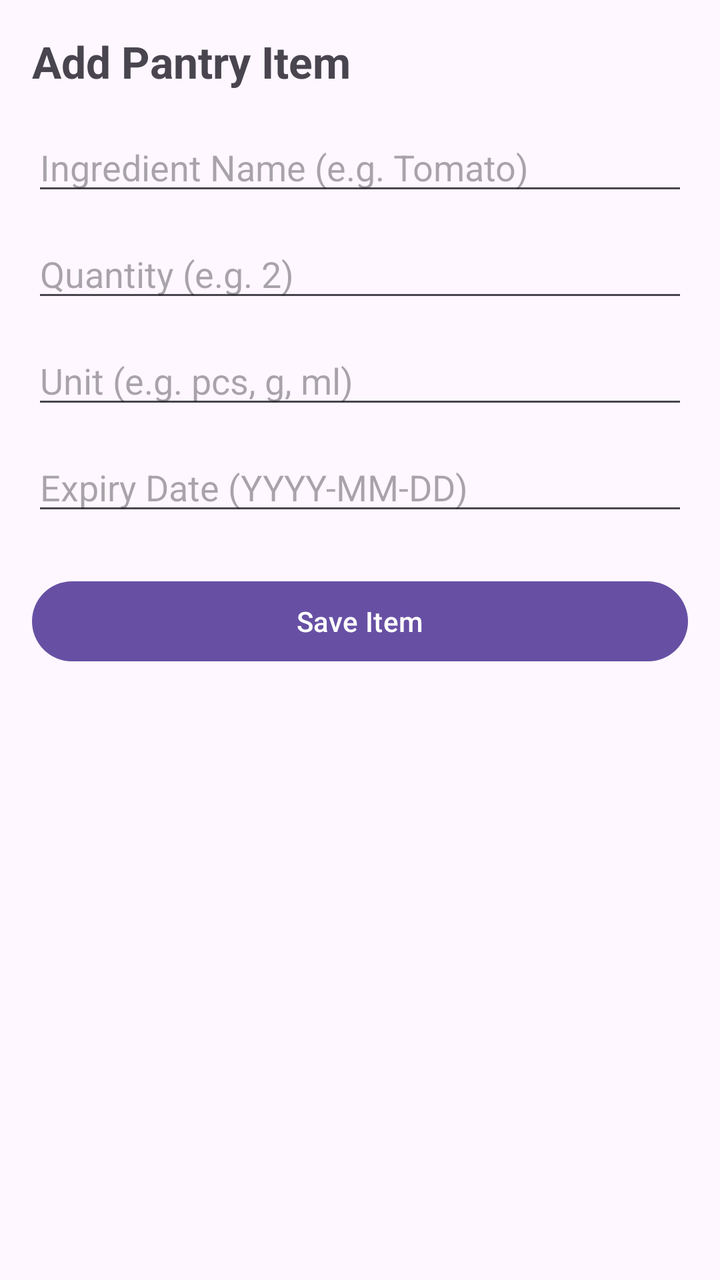
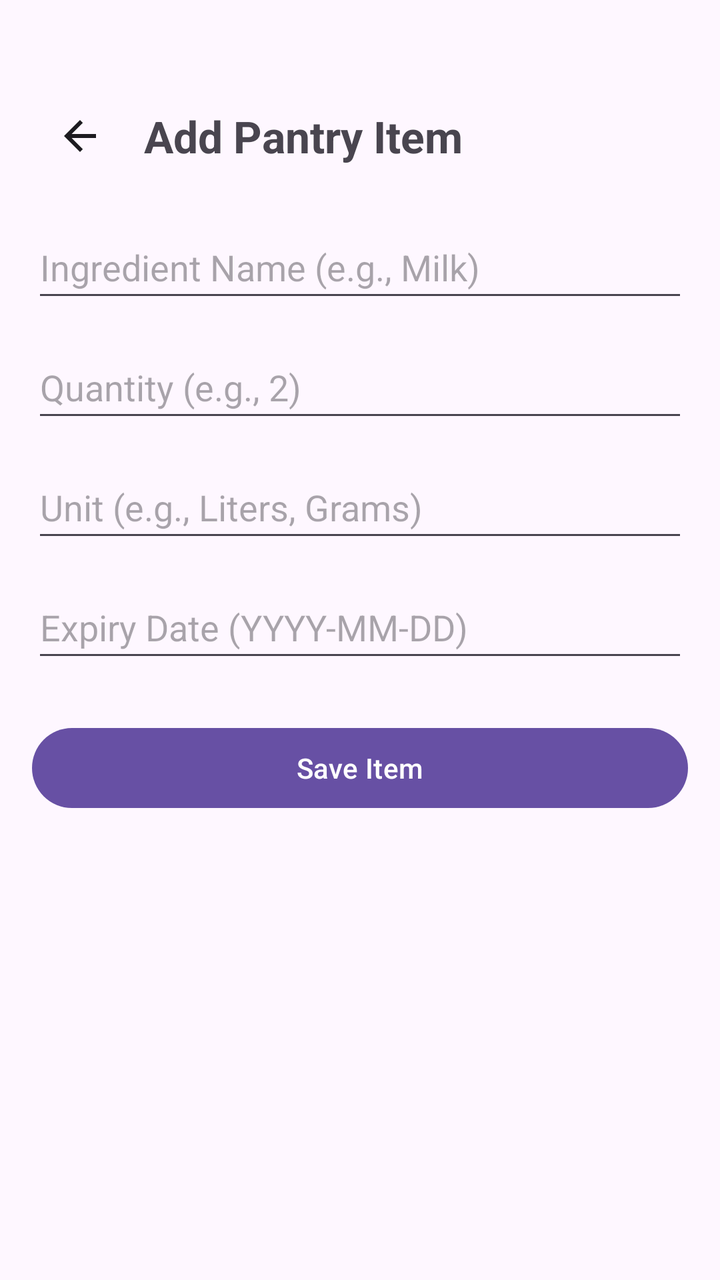

Two renders of the same Android screen: before a commit and after it. Below are the layout's source before the change and the commit's diff.
<!-- AndroidManifest.xml: application theme Theme.SmartPantryManager -->
<!-- res/layout/activity_add_edit_ingredient.xml -->
<?xml version="1.0" encoding="utf-8"?>
<ScrollView xmlns:android="http://schemas.android.com/apk/res/android"
    android:layout_width="match_parent"
    android:layout_height="match_parent"
    android:padding="16dp">

    <LinearLayout
        android:layout_width="match_parent"
        android:layout_height="wrap_content"
        android:orientation="vertical">

        <TextView
            android:id="@+id/tvFormTitle"
            android:layout_width="wrap_content"
            android:layout_height="wrap_content"
            android:text="Add Pantry Item"
            android:textSize="22sp"
            android:textStyle="bold"
            android:layout_marginBottom="16dp" />

        <EditText
            android:id="@+id/etName"
            android:layout_width="match_parent"
            android:layout_height="wrap_content"
            android:hint="Ingredient Name (e.g. Tomato)"
            android:inputType="text" />

        <EditText
            android:id="@+id/etQuantity"
            android:layout_width="match_parent"
            android:layout_height="wrap_content"
            android:hint="Quantity (e.g. 2)"
            android:inputType="numberDecimal"
            android:layout_marginTop="12dp" />

        <EditText
            android:id="@+id/etUnit"
            android:layout_width="match_parent"
            android:layout_height="wrap_content"
            android:hint="Unit (e.g. pcs, g, ml)"
            android:inputType="text"
            android:layout_marginTop="12dp" />

        <EditText
            android:id="@+id/etExpiry"
            android:layout_width="match_parent"
            android:layout_height="wrap_content"
            android:hint="Expiry Date (YYYY-MM-DD)"
            android:inputType="date"
            android:layout_marginTop="12dp" />

        <Button
            android:id="@+id/btnSave"
            android:layout_width="match_parent"
            android:layout_height="wrap_content"
            android:text="Save Item"
            android:layout_marginTop="24dp" />
    </LinearLayout>
</ScrollView>
<!-- resources referenced by this layout -->
<resources>
  <style name="Theme.SmartPantryManager" parent="Base.Theme.SmartPantryManager" />
  <style name="Base.Theme.SmartPantryManager" parent="Theme.Material3.DayNight.NoActionBar">
          
          
      </style>
</resources>

<!-- the commit's change to res/layout/activity_add_edit_ingredient.xml (unified diff, before → after) -->
@@ -1,59 +1,95 @@
 <?xml version="1.0" encoding="utf-8"?>
-<ScrollView xmlns:android="http://schemas.android.com/apk/res/android"
+<LinearLayout xmlns:android="http://schemas.android.com/apk/res/android"
+    xmlns:app="http://schemas.android.com/apk/res-auto"
     android:layout_width="match_parent"
     android:layout_height="match_parent"
+    android:orientation="vertical"
     android:padding="16dp">
 
+    
     <LinearLayout
+        android:id="@+id/headerLayoutAdd"
         android:layout_width="match_parent"
         android:layout_height="wrap_content"
-        android:orientation="vertical">
+        android:layout_marginTop="28dp"
+        android:layout_marginBottom="16dp"
+        android:gravity="center_vertical"
+        android:orientation="horizontal">
+
+        <ImageButton
+            android:id="@+id/btnBack"
+            android:layout_width="48dp"
+            android:layout_height="48dp"
+            android:background="?attr/selectableItemBackgroundBorderless"
+            android:clickable="true"
+            android:contentDescription="Back"
+            android:focusable="true"
+            android:onClick="onBackClicked"
+            android:src="@drawable/ic_arrow_back"
+            app:tint="?attr/colorOnSurface" />
 
         <TextView
             android:id="@+id/tvFormTitle"
             android:layout_width="wrap_content"
             android:layout_height="wrap_content"
+            android:layout_marginStart="8dp"
             android:text="Add Pantry Item"
             android:textSize="22sp"
-            android:textStyle="bold"
-            android:layout_marginBottom="16dp" />
+            android:textStyle="bold" />
+    </LinearLayout>
 
-        <EditText
-            android:id="@+id/etName"
+    
+    <ScrollView
+        android:layout_width="match_parent"
+        android:layout_height="match_parent">
+
+        <LinearLayout
             android:layout_width="match_parent"
             android:layout_height="wrap_content"
-            android:hint="Ingredient Name (e.g. Tomato)"
-            android:inputType="text" />
+            android:orientation="vertical">
 
-        <EditText
-            android:id="@+id/etQuantity"
-            android:layout_width="match_parent"
-            android:layout_height="wrap_content"
-            android:hint="Quantity (e.g. 2)"
-            android:inputType="numberDecimal"
-            android:layout_marginTop="12dp" />
+            <EditText
+                android:id="@+id/etName"
+                android:layout_width="match_parent"
+                android:layout_height="wrap_content"
+                android:hint="Ingredient Name (e.g., Milk)"
+                android:inputType="textPersonName"
+                android:minHeight="48dp" />
 
-        <EditText
-            android:id="@+id/etUnit"
-            android:layout_width="match_parent"
-            android:layout_height="wrap_content"
-            android:hint="Unit (e.g. pcs, g, ml)"
-            android:inputType="text"
-            android:layout_marginTop="12dp" />
+            <EditText
+                android:id="@+id/etQuantity"
+                android:layout_width="match_parent"
+                android:layout_height="wrap_content"
+                android:layout_marginTop="12dp"
+                android:hint="Quantity (e.g., 2)"
+                android:inputType="numberDecimal"
+                android:minHeight="48dp" />
 
-        <EditText
-            android:id="@+id/etExpiry"
-            android:layout_width="match_parent"
-            android:layout_height="wrap_content"
-            android:hint="Expiry Date (YYYY-MM-DD)"
-            android:inputType="date"
-            android:layout_marginTop="12dp" />
+            <EditText
+                android:id="@+id/etUnit"
+                android:layout_width="match_parent"
+                android:layout_height="wrap_content"
+                android:layout_marginTop="12dp"
+                android:hint="Unit (e.g., Liters, Grams)"
+                android:inputType="text"
+                android:minHeight="48dp" />
 
-        <Button
-            android:id="@+id/btnSave"
-            android:layout_width="match_parent"
-            android:layout_height="wrap_content"
-            android:text="Save Item"
-            android:layout_marginTop="24dp" />
-    </LinearLayout>
-</ScrollView>
+            <EditText
+                android:id="@+id/etExpiry"
+                android:layout_width="match_parent"
+                android:layout_height="wrap_content"
+                android:layout_marginTop="12dp"
+                android:hint="Expiry Date (YYYY-MM-DD)"
+                android:inputType="date"
+                android:minHeight="48dp" />
+
+            <Button
+                android:id="@+id/btnSave"
+                android:layout_width="match_parent"
+                android:layout_height="wrap_content"
+                android:layout_marginTop="24dp"
+                android:text="Save Item" />
+
+        </LinearLayout>
+    </ScrollView>
+</LinearLayout>
<!-- resource entries referenced after the edit -->
@@ -1,5 +1,11 @@
 <!-- resources referenced by this layout -->
 <resources>
+  <!-- drawable ic_arrow_back (drawable) -->
+  <vector xmlns:android="http://schemas.android.com/apk/res/android" android:autoMirrored="true" android:height="24dp" android:tint="#000000" android:viewportHeight="24" android:viewportWidth="24" android:width="24dp">
+        
+      <path android:fillColor="@android:color/white" android:pathData="M20,11H7.83l5.59,-5.59L12,4l-8,8 8,8 1.41,-1.41L7.83,13H20v-2z"/>
+      
+  </vector>
   <style name="Theme.SmartPantryManager" parent="Base.Theme.SmartPantryManager" />
   <style name="Base.Theme.SmartPantryManager" parent="Theme.Material3.DayNight.NoActionBar">
           
